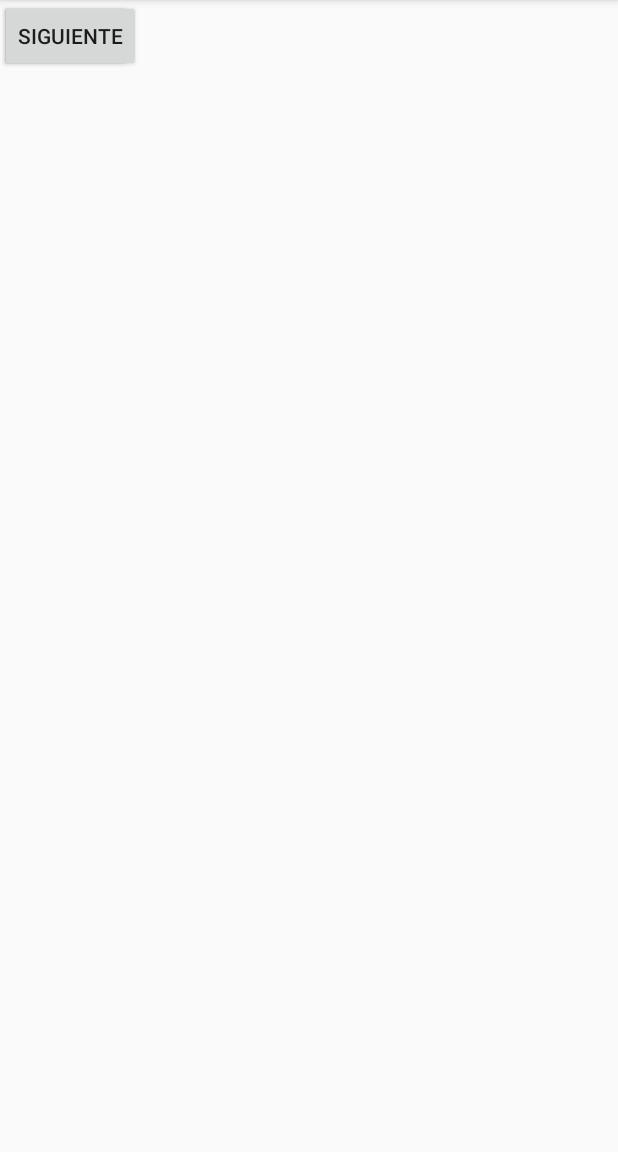
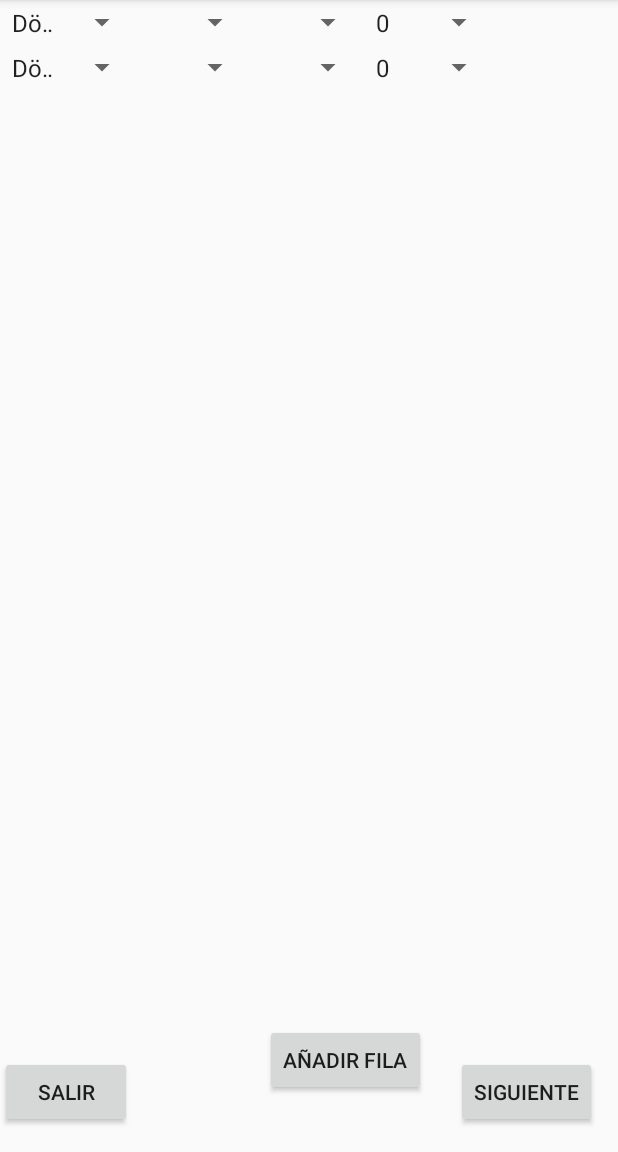
Before and after one commit to Capricious-frog/ProyectoAndroid, an Android app: the PedidoKebab screen opened directly, with no data from a screen before it, on a phone screen of 412 x 824 dp, the part 84-1236 px from its top. Run offline under Robolectric (Android 15) with nearby library versions, the phone set to English and light mode, and no system bars.

Commit message:
Añadido table layout y boton para crear un table row

```diff
--- a/app/src/main/java/com/example/adminportatil/proyectoandroid/PedidoKebab.java
+++ b/app/src/main/java/com/example/adminportatil/proyectoandroid/PedidoKebab.java
@@ -3,6 +3,9 @@ package com.example.adminportatil.proyectoandroid;
 import android.support.v7.app.AppCompatActivity;
 import android.os.Bundle;
 import android.view.View;
+import android.widget.Button;
+import android.widget.TableLayout;
+import android.widget.TableRow;
 
 public class PedidoKebab extends AppCompatActivity {
 
@@ -11,6 +14,23 @@ public class PedidoKebab extends AppCompatActivity {
         System.exit(0);
     }
 
+    public void anadir_fila(View v) {
+        /* Find Tablelayout defined in main.xml */
+        TableLayout tl = (TableLayout) findViewById(R.id.tablaKebabs);
+        /* Create a new row to be added. */
+        TableRow tr = new TableRow(this);
+        tr.setLayoutParams(new TableRow.LayoutParams(TableRow.LayoutParams.FILL_PARENT, TableRow.LayoutParams.WRAP_CONTENT));
+        /* Create a Button to be the row-content. */
+        Button b = new Button(this);
+        b.setText("Dynamic Button");
+        b.setLayoutParams(new TableRow.LayoutParams(TableRow.LayoutParams.FILL_PARENT, TableRow.LayoutParams.WRAP_CONTENT));
+        /* Add Button to row. */
+        tr.addView(b);
+        /* Add row to TableLayout. */
+        //tr.setBackgroundResource(R.drawable.sf_gradient_03);
+        tl.addView(tr, new TableLayout.LayoutParams(TableLayout.LayoutParams.FILL_PARENT, TableLayout.LayoutParams.WRAP_CONTENT));
+    }
+
     @Override
     protected void onCreate(Bundle savedInstanceState) {
         super.onCreate(savedInstanceState);
--- a/app/src/main/res/layout/activity_pedido_kebab.xml
+++ b/app/src/main/res/layout/activity_pedido_kebab.xml
@@ -11,17 +11,45 @@
         android:id="@+id/button3"
         android:layout_width="wrap_content"
         android:layout_height="wrap_content"
+        android:layout_marginBottom="16dp"
         android:onClick="cerrar"
         android:text="@string/salir"
-        tools:layout_editor_absoluteY="447dp" />
+        app:layout_constraintBottom_toBottomOf="parent"
+        app:layout_constraintStart_toStartOf="parent" />
 
     <Button
         android:id="@+id/button4"
         android:layout_width="wrap_content"
         android:layout_height="wrap_content"
+        android:layout_marginBottom="16dp"
+        android:layout_marginEnd="14dp"
         android:text="@string/siguiente"
-        tools:layout_editor_absoluteX="274dp"
-        tools:layout_editor_absoluteY="447dp" />
+        app:layout_constraintBottom_toBottomOf="parent"
+        app:layout_constraintEnd_toEndOf="parent" />
+
+    <Button
+        android:id="@+id/button7"
+        android:layout_width="wrap_content"
+        android:layout_height="wrap_content"
+        android:layout_marginBottom="21dp"
+        android:layout_marginEnd="20dp"
+        android:onClick="anadir_fila"
+        android:text="@string/anadir_fila"
+        app:layout_constraintBottom_toBottomOf="@+id/button4"
+        app:layout_constraintEnd_toStartOf="@+id/button4" />
+
+    <TableLayout
+        android:id="@+id/tablaKebabs"
+        android:layout_width="0dp"
+        android:layout_height="0dp"
+        app:layout_constraintBottom_toTopOf="@+id/button7"
+        app:layout_constraintEnd_toEndOf="parent"
+        app:layout_constraintStart_toStartOf="parent"
+        app:layout_constraintTop_toTopOf="parent">
+
+        <TableRow
+            android:layout_width="match_parent"
+            android:layout_height="match_parent">
 
             <Spinner
                 android:id="@+id/spinner"
@@ -55,16 +83,44 @@
                 tools:layout_editor_absoluteX="289dp"
                 tools:layout_editor_absoluteY="36dp" />
 
-    <ScrollView
-        android:layout_width="383dp"
-        android:layout_height="431dp"
-        tools:layout_editor_absoluteX="-1dp"
-        tools:layout_editor_absoluteY="2dp">
+        </TableRow>
 
-        <LinearLayout
+        <TableRow
             android:layout_width="match_parent"
-            android:layout_height="wrap_content"
-            android:orientation="vertical" />
-    </ScrollView>
+            android:layout_height="match_parent">
+
+            <Spinner
+                android:id="@+id/spinner9"
+                android:layout_width="92dp"
+                android:layout_height="30dp"
+                android:entries="@array/tipo_kebab"
+                tools:layout_editor_absoluteX="16dp"
+                tools:layout_editor_absoluteY="36dp" />
+
+            <Spinner
+                android:id="@+id/spinner10"
+                android:layout_width="75dp"
+                android:layout_height="30dp"
+                android:entries="@array/tipo_carne"
+                tools:layout_editor_absoluteX="123dp"
+                tools:layout_editor_absoluteY="36dp" />
+
+            <Spinner
+                android:id="@+id/spinner11"
+                android:layout_width="75dp"
+                android:layout_height="30dp"
+                android:entries="@array/tamaño"
+                tools:layout_editor_absoluteX="206dp"
+                tools:layout_editor_absoluteY="36dp" />
+
+            <Spinner
+                android:id="@+id/spinner12"
+                android:layout_width="87dp"
+                android:layout_height="30dp"
+                android:entries="@array/cantidad"
+                tools:layout_editor_absoluteX="289dp"
+                tools:layout_editor_absoluteY="36dp" />
+        </TableRow>
+    </TableLayout>
 
 </android.support.constraint.ConstraintLayout>
--- a/app/src/main/res/values/strings.xml
+++ b/app/src/main/res/values/strings.xml
@@ -10,6 +10,7 @@
     <string name="direccion">Direccion</string>
     <string name="telefono">Telefono</string>
     <string name="email">email</string>
+    <string name="anadir_fila">Añadir fila</string>
 
     <string-array name="tipo_kebab">
         <item>Döner</item>
```
Lines whose indentation alone changed are shown as unchanged.
